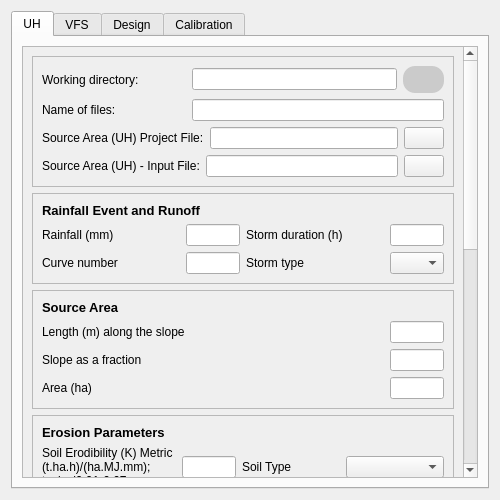
Qt form ui/Qvfsmod_dialog_base.ui (Inigobarbe/VFSMOD-GUI) before a commit.
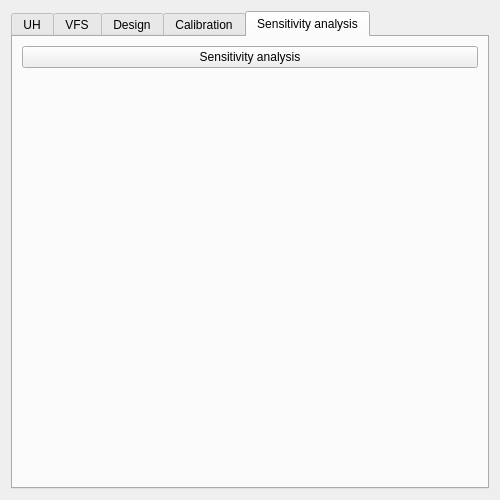
The same form after that commit. The open tabs and pages were chosen to show the change.

```diff
--- a/ui/Qvfsmod_dialog_base.ui
+++ b/ui/Qvfsmod_dialog_base.ui
@@ -2210,6 +2210,33 @@
        </layout>
       </widget>
      </widget>
+     <widget class="QWidget" name="tab_4">
+      <attribute name="title">
+       <string>Sensitivity analysis</string>
+      </attribute>
+      <layout class="QGridLayout" name="gridLayout_23">
+       <item row="0" column="0">
+        <widget class="QPushButton" name="sensitivity">
+         <property name="text">
+          <string>Sensitivity analysis</string>
+         </property>
+        </widget>
+       </item>
+       <item row="1" column="0">
+        <spacer name="verticalSpacer">
+         <property name="orientation">
+          <enum>Qt::Vertical</enum>
+         </property>
+         <property name="sizeHint" stdset="0">
+          <size>
+           <width>20</width>
+           <height>40</height>
+          </size>
+         </property>
+        </spacer>
+       </item>
+      </layout>
+     </widget>
     </widget>
    </item>
   </layout>
```
